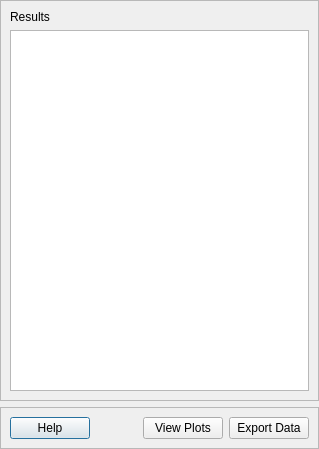
urban233/PySSA, file pyssa/gui/ui/forms/results_view.ui: the form before one commit.
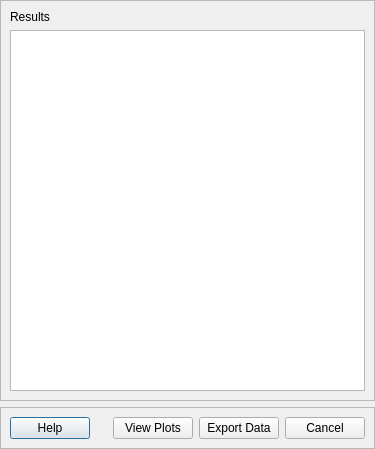
The form after the commit.

Commit message: add: cancel buttons to all dialog windows

What changed in the file:
```diff
--- a/pyssa/gui/ui/forms/results_view.ui
+++ b/pyssa/gui/ui/forms/results_view.ui
@@ -6,7 +6,7 @@
    <rect>
     <x>0</x>
     <y>0</y>
-    <width>319</width>
+    <width>375</width>
     <height>449</height>
    </rect>
   </property>
@@ -97,6 +97,13 @@
           </property>
          </widget>
         </item>
+        <item>
+         <widget class="QPushButton" name="btn_cancel">
+          <property name="text">
+           <string>Cancel</string>
+          </property>
+         </widget>
+        </item>
        </layout>
       </item>
      </layout>
```
The commit also changes 57 other files.
